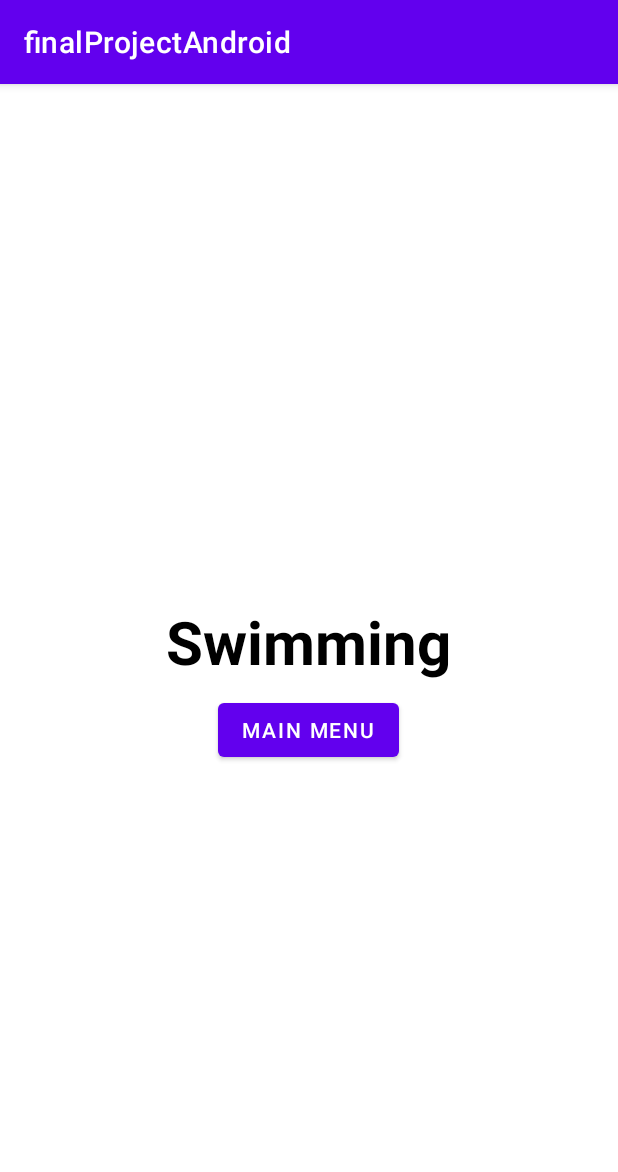
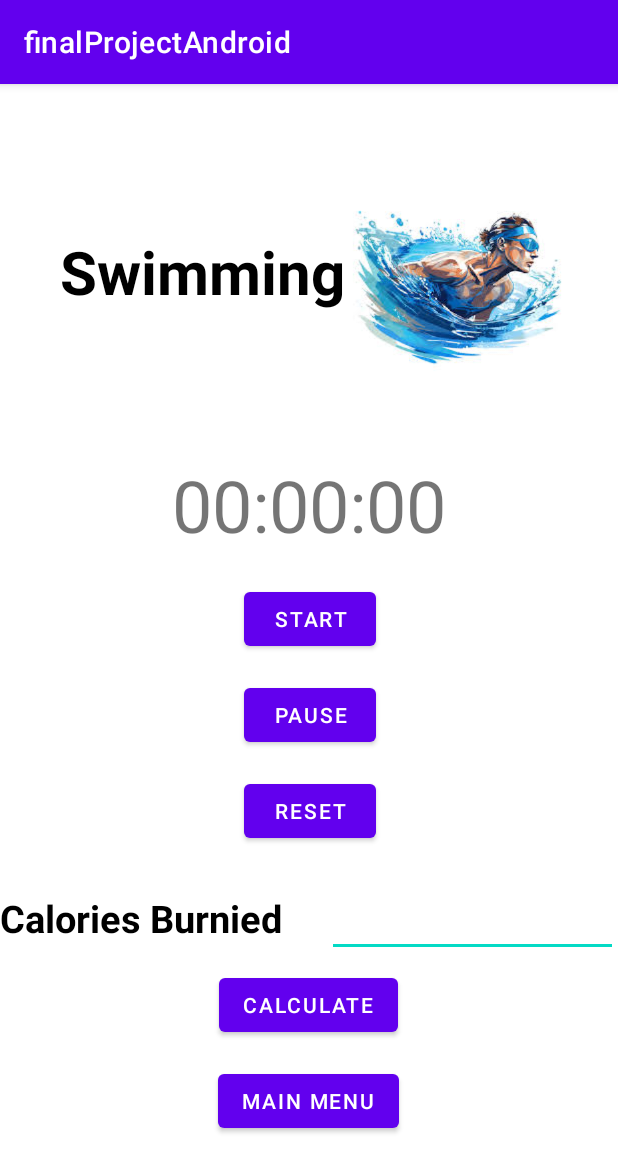
Before and after one commit to SumanTanwar/github_finalProjectAndroid, an Android app: the Swimming screen opened directly, with no data from a screen before it, on a phone screen of 412 x 824 dp. Shown: the top 1172 px of the screen. Run offline under Robolectric (Android 15) with nearby library versions, the phone set to English and light mode, and no system bars.

Commit message:
This is my Second commit

```diff
--- a/app/src/main/java/com/example/finalprojectandroid/RunningActivity.java
+++ b/app/src/main/java/com/example/finalprojectandroid/RunningActivity.java
@@ -1,4 +1,6 @@
 package com.example.finalprojectandroid;
+
+import androidx.appcompat.app.AppCompatActivity;
 
 import android.content.Intent;
 import android.os.Bundle;
@@ -7,7 +9,6 @@ import android.view.View;
 import android.widget.Button;
 import android.widget.TextView;
 
-import androidx.appcompat.app.AppCompatActivity;
 
 public class RunningActivity extends AppCompatActivity {
 
--- a/app/src/main/java/com/example/finalprojectandroid/Swimming.java
+++ b/app/src/main/java/com/example/finalprojectandroid/Swimming.java
@@ -4,19 +4,85 @@ import androidx.appcompat.app.AppCompatActivity;
 
 import android.content.Intent;
 import android.os.Bundle;
+import android.os.Handler;
 import android.view.View;
 import android.widget.Button;
+import android.widget.TextView;
 
 public class Swimming extends AppCompatActivity {
 
 
     Button btnMainSwim;
+
+    private TextView tvTimer;
+    private Button btnStart, btnPause, btnReset;
+
+    private Handler handler = new Handler();
+    private long startTime = 0L;
+    private long timeInMillis = 0L;
+    private long timeSwapBuff = 0L;
+    private long updateTime = 0L;
+
+    private Runnable updateTimerThread = new Runnable() {
+        public void run() {
+            timeInMillis = System.currentTimeMillis() - startTime;
+            updateTime = timeSwapBuff + timeInMillis;
+            int secs = (int) (updateTime / 1000);
+            int mins = secs / 60;
+            int hrs = mins / 60;
+            secs = secs % 60;
+            tvTimer.setText(String.format("%02d:%02d:%02d", hrs, mins, secs));
+            handler.postDelayed(this, 0);
+        }
+    };
+
     @Override
     protected void onCreate(Bundle savedInstanceState) {
         super.onCreate(savedInstanceState);
         setContentView(R.layout.activity_swimming);
 
         btnMainSwim =findViewById(R.id.btnMainSwim);
+
+        tvTimer = findViewById(R.id.timerSwim);
+        btnStart = findViewById(R.id.btnStartSwim);
+        btnPause = findViewById(R.id.btnPauseSwim);
+        btnReset = findViewById(R.id.btnResetSwim);
+
+        btnStart.setOnClickListener(new View.OnClickListener() {
+            @Override
+            public void onClick(View v) {
+                startTime = System.currentTimeMillis();
+                handler.postDelayed(updateTimerThread, 0);
+                btnStart.setEnabled(false);
+                btnPause.setEnabled(true);
+                btnReset.setEnabled(true);
+            }
+        });
+
+        btnPause.setOnClickListener(new View.OnClickListener() {
+            @Override
+            public void onClick(View v) {
+                timeSwapBuff += timeInMillis;
+                handler.removeCallbacks(updateTimerThread);
+                btnStart.setEnabled(true);
+                btnPause.setEnabled(false);
+            }
+        });
+
+        btnReset.setOnClickListener(new View.OnClickListener() {
+            @Override
+            public void onClick(View v) {
+                startTime = 0L;
+                timeInMillis = 0L;
+                timeSwapBuff = 0L;
+                updateTime = 0L;
+                tvTimer.setText("00:00:00");
+                handler.removeCallbacks(updateTimerThread);
+                btnStart.setEnabled(true);
+                btnPause.setEnabled(false);
+                btnReset.setEnabled(false);
+            }
+        });
 
         btnMainSwim.setOnClickListener(new View.OnClickListener() {
             @Override
--- a/app/src/main/res/layout/activity_swimming.xml
+++ b/app/src/main/res/layout/activity_swimming.xml
@@ -8,15 +8,99 @@
     android:layout_width="match_parent"
     android:orientation="vertical">
 
-    <TextView
+    <LinearLayout
+        android:layout_width="match_parent"
+        android:layout_height="wrap_content"
+        android:orientation="horizontal"
+        android:gravity="left">
+
+
+        <TextView
+            android:layout_width="wrap_content"
+            android:layout_height="wrap_content"
+            android:layout_marginLeft="40dp"
+            android:layout_marginTop="40dp"
+            android:textSize="40dp"
+            android:textStyle="bold"
+            android:textColor="@color/black"
+            android:text="Swimming"/>
+        <ImageView
+            android:layout_width="150dp"
+            android:layout_height="150dp"
+            android:src="@drawable/swimming"/>
+    </LinearLayout>
+
+    <LinearLayout
         android:layout_width="wrap_content"
         android:layout_height="wrap_content"
+        android:orientation="vertical"
+        android:layout_marginTop="40dp"
+        android:layout_gravity="center">
 
-        android:layout_marginTop="40dp"
-        android:textSize="40dp"
-        android:textStyle="bold"
-        android:textColor="@color/black"
-        android:text="Swimming"/>
+        <TextView
+            android:id="@+id/timerSwim"
+            android:layout_width="wrap_content"
+            android:layout_height="wrap_content"
+            android:text="00:00:00"
+            android:textSize="48sp"
+            android:layout_marginBottom="12dp" />
+
+        <LinearLayout
+            android:layout_width="wrap_content"
+            android:layout_height="wrap_content"
+            android:orientation="vertical"
+            android:layout_marginLeft="40dp">
+
+            <Button
+                android:id="@+id/btnStartSwim"
+                android:layout_width="wrap_content"
+                android:layout_height="wrap_content"
+                android:text="Start"
+                android:layout_margin="8dp" />
+
+            <Button
+                android:id="@+id/btnPauseSwim"
+                android:layout_width="wrap_content"
+                android:layout_height="wrap_content"
+                android:text="Pause"
+                android:layout_margin="8dp" />
+
+            <Button
+                android:id="@+id/btnResetSwim"
+                android:layout_width="wrap_content"
+                android:layout_height="wrap_content"
+                android:text="Reset"
+                android:layout_margin="8dp" />
+        </LinearLayout>
+
+    </LinearLayout>
+    <LinearLayout
+        android:layout_width="match_parent"
+        android:layout_height="wrap_content"
+        android:orientation="horizontal">
+
+        <TextView
+            android:layout_marginTop="20dp"
+            android:textStyle="bold"
+            android:textColor="@color/black"
+            android:textSize="25dp"
+            android:layout_width="wrap_content"
+            android:layout_height="wrap_content"
+            android:text="Calories Burnied"/>
+        <EditText
+            android:id="@+id/caloriesSwim"
+            android:layout_width="match_parent"
+            android:layout_height="wrap_content"
+            android:layout_marginLeft="30dp"
+            android:layout_marginTop="20dp"/>
+
+    </LinearLayout>
+    <Button
+        android:id="@+id/btnCalculateSwim"
+        android:layout_width="wrap_content"
+        android:layout_height="wrap_content"
+        android:text="Calculate"
+        android:layout_margin="8dp" />
     <Button
         android:id="@+id/btnMainSwim"
         android:layout_width="wrap_content"
```
Also changed, not shown: app/src/main/java/com/example/finalprojectandroid/Skipping.java (+66 -0 lines), app/src/main/res/layout/activity_skipping.xml (+4 -4 lines), app/src/main/res/drawable/cycling.jpg (added), app/src/main/res/drawable/swimming.jpg (added).
